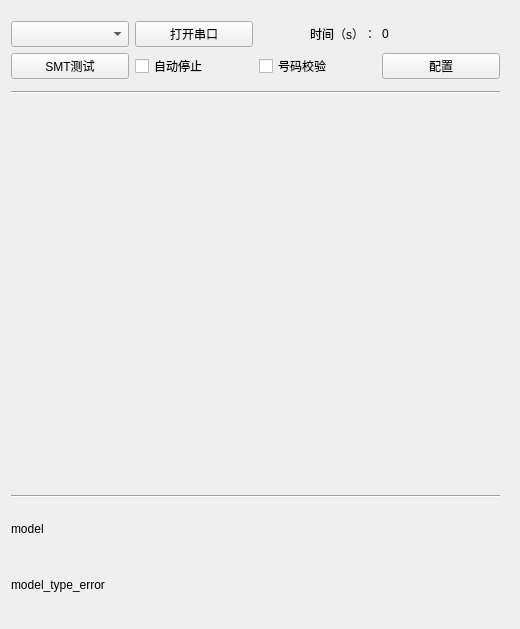
qianniu123/JawayTool, file JawaySMTTool/widget.ui: the form before one commit.
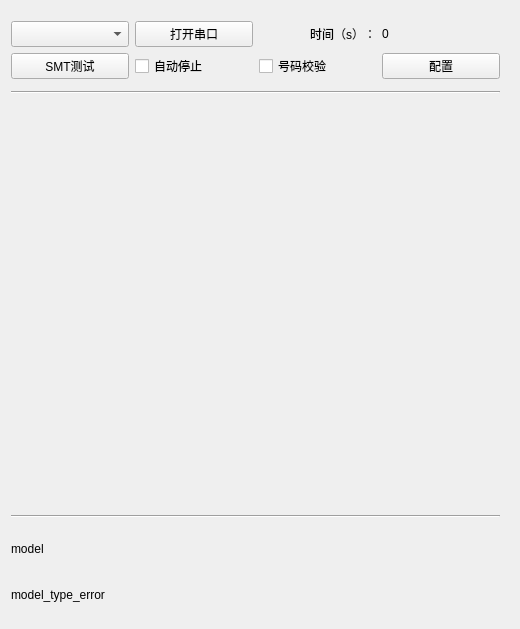
The form after the commit. Icons and pictures are not drawn.

```diff
--- a/JawaySMTTool/widget.ui
+++ b/JawaySMTTool/widget.ui
@@ -261,7 +261,7 @@
       <property name="minimumSize">
        <size>
         <width>0</width>
-        <height>50</height>
+        <height>30</height>
        </size>
       </property>
       <property name="text">
```
